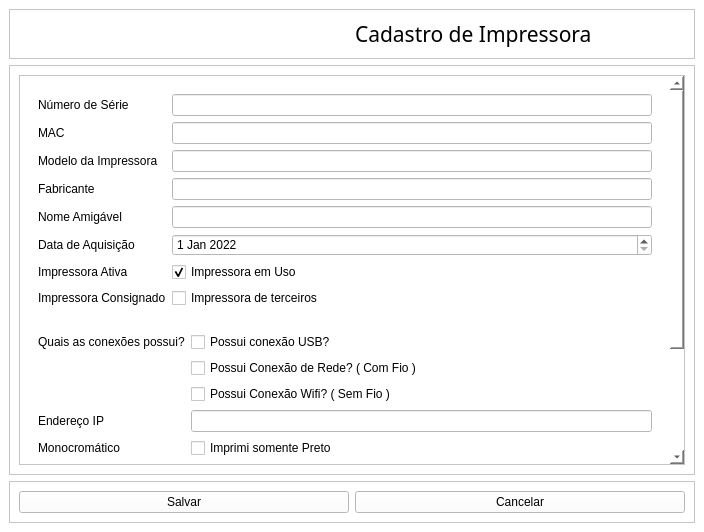
First picture: the form in View/Telas/CadastroImpressora.ui, repository Blastoles/ProjetoSCGI, before the edit.
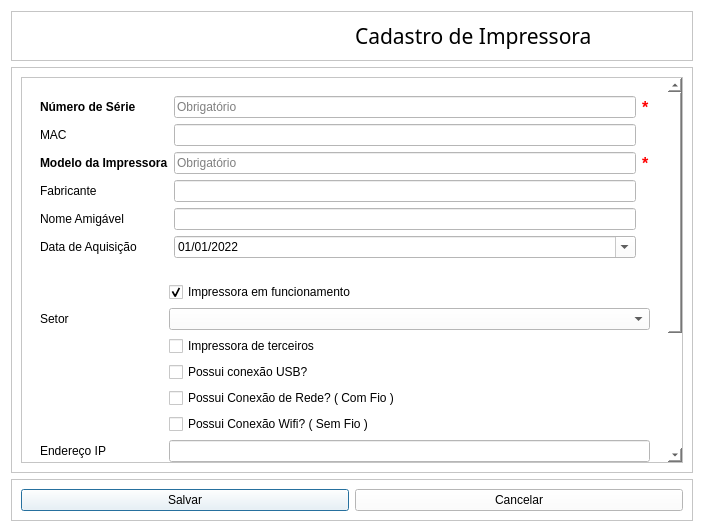
Second picture: the form after the edit. Icons and pictures are not drawn.

What changed in the file:
```diff
--- a/View/Telas/CadastroImpressora.ui
+++ b/View/Telas/CadastroImpressora.ui
@@ -1,7 +1,7 @@
 <?xml version="1.0" encoding="UTF-8"?>
 <ui version="4.0">
  <class>CadastrodeUsuario</class>
- <widget class="QMainWindow" name="CadastrodeUsuario">
+ <widget class="QDialog" name="CadastrodeUsuario">
   <property name="windowModality">
    <enum>Qt::NonModal</enum>
   </property>
@@ -13,6 +13,9 @@
     <height>532</height>
    </rect>
   </property>
+  <property name="contextMenuPolicy">
+   <enum>Qt::NoContextMenu</enum>
+  </property>
   <property name="acceptDrops">
    <bool>true</bool>
   </property>
@@ -22,7 +25,8 @@
   <property name="styleSheet">
    <string notr="true">background-color: rgb(255, 255, 255);</string>
   </property>
-  <widget class="QWidget" name="Central">
+  <layout class="QGridLayout" name="gridLayout_3">
+   <item row="0" column="0">
    <layout class="QVBoxLayout" name="verticalLayout">
     <item>
      <widget class="QFrame" name="frame_4">
@@ -92,9 +96,9 @@
           <property name="geometry">
            <rect>
             <x>0</x>
-            <y>-190</y>
-            <width>647</width>
-            <height>517</height>
+             <y>0</y>
+             <width>645</width>
+             <height>524</height>
            </rect>
           </property>
           <layout class="QGridLayout" name="gridLayout">
@@ -106,43 +110,75 @@
              <property name="frameShadow">
               <enum>QFrame::Sunken</enum>
              </property>
-             <layout class="QFormLayout" name="formLayout">
+              <layout class="QGridLayout" name="gridLayout_2">
               <item row="0" column="0">
                <widget class="QLabel" name="TX_Num_Serie">
+                 <property name="font">
+                  <font>
+                   <family>Arial</family>
+                   <weight>75</weight>
+                   <bold>true</bold>
+                  </font>
+                 </property>
                 <property name="text">
                  <string>Número de Série</string>
                 </property>
                </widget>
               </item>
               <item row="0" column="1">
-               <widget class="QLineEdit" name="CP_Num_Serie"/>
+                <widget class="QLineEdit" name="CP_Num_Serie">
+                 <property name="font">
+                  <font>
+                   <family>Arial</family>
+                  </font>
+                 </property>
+                 <property name="placeholderText">
+                  <string>Obrigatório</string>
+                 </property>
+                </widget>
               </item>
               <item row="1" column="0">
                <widget class="QLabel" name="TX_MAC">
+                 <property name="font">
+                  <font>
+                   <family>Arial</family>
+                  </font>
+                 </property>
                 <property name="text">
                  <string>MAC</string>
                 </property>
                </widget>
               </item>
               <item row="1" column="1">
-               <widget class="QLineEdit" name="CP_MAC"/>
+                <widget class="QLineEdit" name="CP_MAC">
+                 <property name="font">
+                  <font>
+                   <family>Arial</family>
+                  </font>
+                 </property>
+                </widget>
               </item>
               <item row="2" column="0">
                <widget class="QLabel" name="TX_ModeloImpre">
+                 <property name="font">
+                  <font>
+                   <family>Arial</family>
+                   <weight>75</weight>
+                   <bold>true</bold>
+                  </font>
+                 </property>
                 <property name="text">
                  <string>Modelo da Impressora</string>
                 </property>
                </widget>
               </item>
-              <item row="2" column="1">
-               <widget class="QLineEdit" name="CP_ModeloImpre">
-                <property name="echoMode">
-                 <enum>QLineEdit::Normal</enum>
-                </property>
-               </widget>
-              </item>
               <item row="3" column="0">
                <widget class="QLabel" name="TX_Fabricante">
+                 <property name="font">
+                  <font>
+                   <family>Arial</family>
+                  </font>
+                 </property>
                 <property name="text">
                  <string>Fabricante</string>
                 </property>
@@ -150,6 +186,11 @@
               </item>
               <item row="3" column="1">
                <widget class="QLineEdit" name="CP_Fabricante">
+                 <property name="font">
+                  <font>
+                   <family>Arial</family>
+                  </font>
+                 </property>
                 <property name="echoMode">
                  <enum>QLineEdit::Normal</enum>
                 </property>
@@ -157,23 +198,83 @@
               </item>
               <item row="4" column="0">
                <widget class="QLabel" name="TX_Nome">
+                 <property name="font">
+                  <font>
+                   <family>Arial</family>
+                  </font>
+                 </property>
                 <property name="text">
                  <string>Nome Amigável</string>
                 </property>
                </widget>
               </item>
               <item row="4" column="1">
-               <widget class="QLineEdit" name="CP_Nome"/>
+                <widget class="QLineEdit" name="CP_Nome">
+                 <property name="font">
+                  <font>
+                   <family>Arial</family>
+                  </font>
+                 </property>
+                 <property name="inputMethodHints">
+                  <set>Qt::ImhNone</set>
+                 </property>
+                 <property name="clearButtonEnabled">
+                  <bool>false</bool>
+                 </property>
+                </widget>
               </item>
               <item row="5" column="0">
                <widget class="QLabel" name="TX_Data">
+                 <property name="font">
+                  <font>
+                   <family>Arial</family>
+                  </font>
+                 </property>
                 <property name="text">
                  <string>Data de Aquisição</string>
                 </property>
                </widget>
               </item>
+               <item row="2" column="1">
+                <widget class="QLineEdit" name="CP_ModeloImpre">
+                 <property name="font">
+                  <font>
+                   <family>Arial</family>
+                  </font>
+                 </property>
+                 <property name="echoMode">
+                  <enum>QLineEdit::Normal</enum>
+                 </property>
+                 <property name="placeholderText">
+                  <string>Obrigatório</string>
+                 </property>
+                </widget>
+               </item>
               <item row="5" column="1">
                <widget class="QDateEdit" name="CP_Data">
+                 <property name="font">
+                  <font>
+                   <family>Arial</family>
+                  </font>
+                 </property>
+                 <property name="wrapping">
+                  <bool>true</bool>
+                 </property>
+                 <property name="frame">
+                  <bool>true</bool>
+                 </property>
+                 <property name="buttonSymbols">
+                  <enum>QAbstractSpinBox::NoButtons</enum>
+                 </property>
+                 <property name="correctionMode">
+                  <enum>QAbstractSpinBox::CorrectToPreviousValue</enum>
+                 </property>
+                 <property name="keyboardTracking">
+                  <bool>false</bool>
+                 </property>
+                 <property name="showGroupSeparator" stdset="0">
+                  <bool>false</bool>
+                 </property>
                 <property name="dateTime">
                  <datetime>
                   <hour>0</hour>
@@ -184,46 +285,54 @@
                   <day>1</day>
                  </datetime>
                 </property>
-               </widget>
-              </item>
-              <item row="6" column="0">
-               <widget class="QLabel" name="TX_Ativo">
-                <property name="text">
-                 <string>Impressora Ativa</string>
-                </property>
-               </widget>
-              </item>
-              <item row="6" column="1">
-               <widget class="QCheckBox" name="CP_Ativo">
-                <property name="text">
-                 <string>Impressora em Uso</string>
-                </property>
-                <property name="checkable">
+                 <property name="displayFormat">
+                  <string>dd/MM/yyyy</string>
+                 </property>
+                 <property name="calendarPopup">
                  <bool>true</bool>
                 </property>
-                <property name="checked">
-                 <bool>true</bool>
-                </property>
-               </widget>
-              </item>
-              <item row="7" column="0">
-               <widget class="QLabel" name="TX_Terceiros">
+                </widget>
+               </item>
+               <item row="0" column="2">
+                <widget class="QLabel" name="TX_NObrigatorio">
+                 <property name="font">
+                  <font>
+                   <family>Arial</family>
+                   <pointsize>12</pointsize>
+                   <weight>75</weight>
+                   <bold>true</bold>
+                  </font>
+                 </property>
+                 <property name="styleSheet">
+                  <string notr="true">color: rgb(255, 0, 0);</string>
+                 </property>
                 <property name="text">
-                 <string>Impressora Consignado</string>
+                  <string>*</string>
                 </property>
                </widget>
               </item>
-              <item row="7" column="1">
-               <widget class="QCheckBox" name="CP_Terceiros">
+               <item row="2" column="2">
+                <widget class="QLabel" name="TX_MObrigatorio">
+                 <property name="font">
+                  <font>
+                   <family>Arial</family>
+                   <pointsize>12</pointsize>
+                   <weight>75</weight>
+                   <bold>true</bold>
+                  </font>
+                 </property>
+                 <property name="styleSheet">
+                  <string notr="true">color: rgb(255, 0, 0);</string>
+                 </property>
                 <property name="text">
-                 <string>Impressora de terceiros</string>
+                  <string>*</string>
                 </property>
                </widget>
               </item>
              </layout>
             </widget>
            </item>
-           <item row="1" column="0">
+            <item row="3" column="0">
             <widget class="QFrame" name="Outrasopcoes">
              <property name="frameShape">
               <enum>QFrame::NoFrame</enum>
@@ -232,112 +341,222 @@
               <enum>QFrame::Plain</enum>
              </property>
              <layout class="QFormLayout" name="formLayout_2">
-              <item row="0" column="0">
-               <widget class="QLabel" name="TX_Conexoes">
-                <property name="text">
-                 <string>Quais as conexões possui?</string>
-                </property>
-               </widget>
-              </item>
-              <item row="0" column="1">
+               <item row="3" column="1">
                <widget class="QCheckBox" name="CP_USB">
+                 <property name="font">
+                  <font>
+                   <family>Arial</family>
+                  </font>
+                 </property>
                 <property name="text">
                  <string>Possui conexão USB?</string>
                 </property>
                </widget>
               </item>
-              <item row="1" column="1">
+               <item row="4" column="1">
                <widget class="QCheckBox" name="CP_Rede">
+                 <property name="font">
+                  <font>
+                   <family>Arial</family>
+                  </font>
+                 </property>
                 <property name="text">
                  <string>Possui Conexão de Rede? ( Com Fio )</string>
                 </property>
                </widget>
               </item>
-              <item row="2" column="1">
+               <item row="5" column="1">
                <widget class="QCheckBox" name="CP_Wifi">
+                 <property name="font">
+                  <font>
+                   <family>Arial</family>
+                  </font>
+                 </property>
                 <property name="text">
                  <string>Possui Conexão Wifi? ( Sem Fio )</string>
                 </property>
                </widget>
               </item>
-              <item row="3" column="1">
-               <widget class="QLineEdit" name="CP_IP"/>
-              </item>
-              <item row="3" column="0">
+               <item row="6" column="0">
                <widget class="QLabel" name="TX_IP">
+                 <property name="font">
+                  <font>
+                   <family>Arial</family>
+                  </font>
+                 </property>
                 <property name="text">
                  <string>Endereço IP</string>
                 </property>
                </widget>
               </item>
-              <item row="4" column="1">
+               <item row="6" column="1">
+                <widget class="QLineEdit" name="CP_IP">
+                 <property name="font">
+                  <font>
+                   <family>Arial</family>
+                  </font>
+                 </property>
+                </widget>
+               </item>
+               <item row="7" column="1">
                <widget class="QCheckBox" name="CP_Preto">
+                 <property name="font">
+                  <font>
+                   <family>Arial</family>
+                  </font>
+                 </property>
                 <property name="text">
                  <string>Imprimi somente Preto</string>
                 </property>
                </widget>
               </item>
-              <item row="4" column="0">
-               <widget class="QLabel" name="TX_Preto">
-                <property name="text">
-                 <string>Monocromático</string>
-                </property>
-               </widget>
-              </item>
-              <item row="5" column="1">
-               <widget class="QLineEdit" name="CP_MPreto"/>
-              </item>
-              <item row="5" column="0">
+               <item row="8" column="0">
                <widget class="QLabel" name="TX_MPreto">
+                 <property name="font">
+                  <font>
+                   <family>Arial</family>
+                  </font>
+                 </property>
                 <property name="text">
                  <string>Modelo Toner Preto</string>
                 </property>
                </widget>
               </item>
-              <item row="6" column="1">
+               <item row="8" column="1">
+                <widget class="QLineEdit" name="CP_MPreto">
+                 <property name="font">
+                  <font>
+                   <family>Arial</family>
+                  </font>
+                 </property>
+                </widget>
+               </item>
+               <item row="9" column="1">
                <widget class="QCheckBox" name="CP_Color">
+                 <property name="font">
+                  <font>
+                   <family>Arial</family>
+                  </font>
+                 </property>
                 <property name="text">
                  <string>Imprimi Colorido</string>
                 </property>
                </widget>
               </item>
-              <item row="6" column="0">
-               <widget class="QLabel" name="TX_Color">
-                <property name="text">
-                 <string>Cromático</string>
-                </property>
-               </widget>
-              </item>
-              <item row="7" column="1">
-               <widget class="QLineEdit" name="CP_MMagenta"/>
-              </item>
-              <item row="7" column="0">
+               <item row="10" column="0">
                <widget class="QLabel" name="TX_MMagenta">
+                 <property name="font">
+                  <font>
+                   <family>Arial</family>
+                  </font>
+                 </property>
                 <property name="text">
                  <string>Modelo Toner Magenta</string>
                 </property>
                </widget>
               </item>
-              <item row="8" column="1">
-               <widget class="QLineEdit" name="CP_MAmarelo"/>
-              </item>
-              <item row="8" column="0">
+               <item row="10" column="1">
+                <widget class="QLineEdit" name="CP_MMagenta">
+                 <property name="font">
+                  <font>
+                   <family>Arial</family>
+                  </font>
+                 </property>
+                </widget>
+               </item>
+               <item row="11" column="0">
                <widget class="QLabel" name="TX_MAmarelo">
+                 <property name="font">
+                  <font>
+                   <family>Arial</family>
+                  </font>
+                 </property>
                 <property name="text">
                  <string>Modelo Toner Amarelo</string>
                 </property>
                </widget>
               </item>
-              <item row="9" column="1">
-               <widget class="QLineEdit" name="CP_MAzul"/>
-              </item>
-              <item row="9" column="0">
+               <item row="11" column="1">
+                <widget class="QLineEdit" name="CP_MAmarelo">
+                 <property name="font">
+                  <font>
+                   <family>Arial</family>
+                  </font>
+                 </property>
+                </widget>
+               </item>
+               <item row="12" column="0">
                <widget class="QLabel" name="TX_MAzul">
+                 <property name="font">
+                  <font>
+                   <family>Arial</family>
+                  </font>
+                 </property>
                 <property name="text">
                  <string>Modelo Toner Azul</string>
                 </property>
                </widget>
               </item>
+               <item row="12" column="1">
+                <widget class="QLineEdit" name="CP_MAzul">
+                 <property name="font">
+                  <font>
+                   <family>Arial</family>
+                  </font>
+                 </property>
+                </widget>
+               </item>
+               <item row="2" column="1">
+                <widget class="QCheckBox" name="CP_Terceiros">
+                 <property name="font">
+                  <font>
+                   <family>Arial</family>
+                  </font>
+                 </property>
+                 <property name="text">
+                  <string>Impressora de terceiros</string>
+                 </property>
+                </widget>
+               </item>
+               <item row="1" column="1">
+                <widget class="QComboBox" name="CP_Setor">
+                 <property name="font">
+                  <font>
+                   <family>Arial</family>
+                  </font>
+                 </property>
+                </widget>
+               </item>
+               <item row="1" column="0">
+                <widget class="QLabel" name="TX_Setor">
+                 <property name="font">
+                  <font>
+                   <family>Arial</family>
+                  </font>
+                 </property>
+                 <property name="text">
+                  <string>Setor</string>
+                 </property>
+                </widget>
+               </item>
+               <item row="0" column="1">
+                <widget class="QCheckBox" name="CP_Ativo">
+                 <property name="font">
+                  <font>
+                   <family>Arial</family>
+                  </font>
+                 </property>
+                 <property name="text">
+                  <string>Impressora em funcionamento</string>
+                 </property>
+                 <property name="checkable">
+                  <bool>true</bool>
+                 </property>
+                 <property name="checked">
+                  <bool>true</bool>
+                 </property>
+                </widget>
+               </item>
              </layout>
             </widget>
            </item>
@@ -383,7 +602,8 @@
      </widget>
     </item>
    </layout>
-  </widget>
+   </item>
+  </layout>
  </widget>
  <resources/>
  <connections/>
```
Lines whose indentation alone changed are shown as unchanged.
